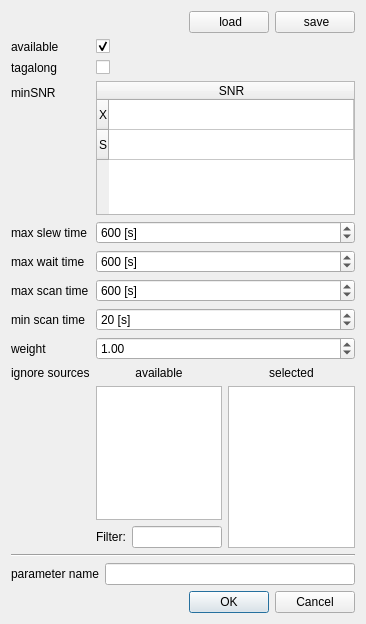
Old version of the form stationparametersdialog.ui in the repository TUW-VieVS/VieSchedpp.
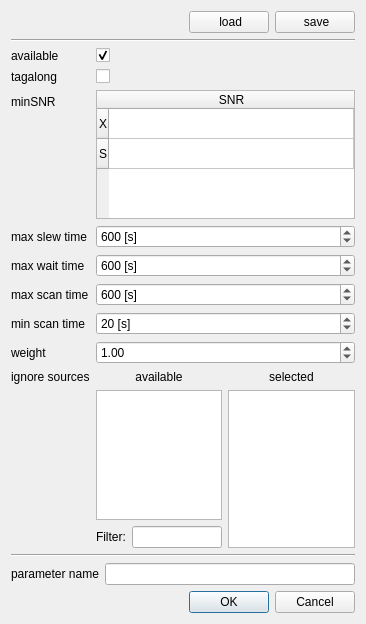
New version of the form. Icons and pictures are not drawn.

```diff
--- a/stationparametersdialog.ui
+++ b/stationparametersdialog.ui
@@ -53,6 +53,13 @@
      </item>
     </layout>
    </item>
+   <item>
+    <widget class="Line" name="line_2">
+     <property name="orientation">
+      <enum>Qt::Horizontal</enum>
+     </property>
+    </widget>
+   </item>
    <item>
     <layout class="QFormLayout" name="formLayout">
      <item row="0" column="0">
```
Left out of the diff: 4 changed lines with no effect on the pictures.
